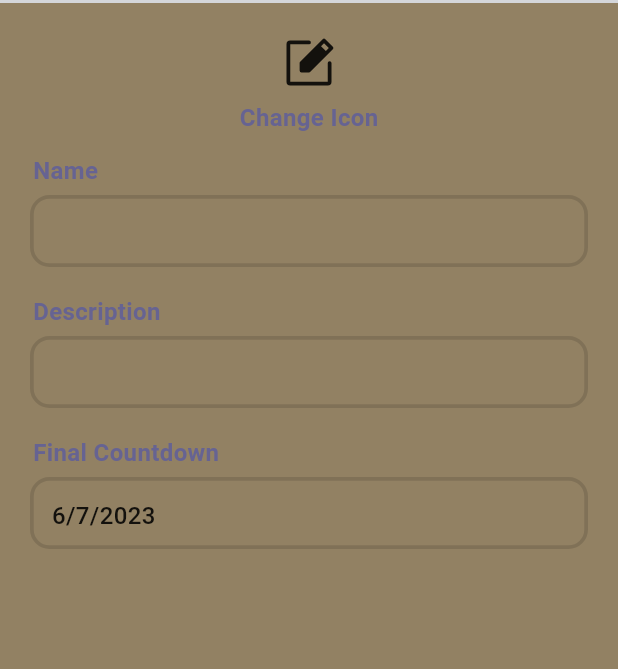
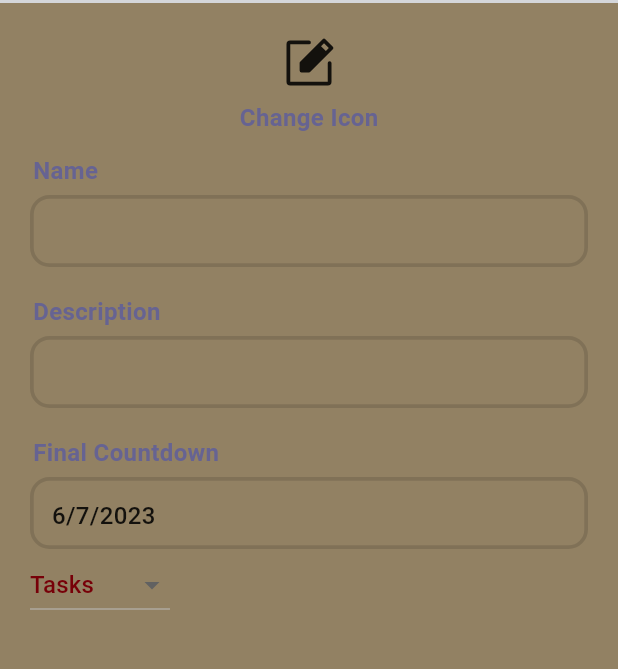
Before and after one commit to sankassio99/goals_tracker, a Flutter app: the GoalSettingsDialog screen opened directly with empty values, on a phone screen of 412 x 824 dp, the part 66-735 px from its top. Run offline on Flutter 3.47's test engine with Material 2 defaults, Android fonts, the phone set to English and light mode, and no system bars; our stand-ins replace get, percent_indicator, phosphor_flutter, table_calendar; Roboto replaces fonts that are missing (Poppins).

Commit message:
set goal type on goal settings

```diff
--- a/lib/presentation/components/goal_settings_dialog.dart
+++ b/lib/presentation/components/goal_settings_dialog.dart
@@ -1,9 +1,11 @@
 import 'package:flutter/material.dart';
 import 'package:get/get.dart';
+import 'package:goals_tracker/domain/entities/goal_types_enum.dart';
 import 'package:goals_tracker/presentation/components/form_field_widget.dart';
 import 'package:goals_tracker/presentation/components/icon_picker_dialog.dart';
 import 'package:goals_tracker/presentation/components/my_app_bar.dart';
 import 'package:goals_tracker/presentation/controllers/main_goal_controller.dart';
+import 'package:goals_tracker/presentation/models/goal_meansure_type.dart';
 import 'package:goals_tracker/presentation/models/goal_model.dart';
 
 class GoalSettingsDialog extends StatelessWidget {
@@ -90,11 +92,55 @@ class GoalSettingsDialog extends StatelessWidget {
                   key: const Key("goalFinalDate"),
                   selectedDate: goalModel.finalDate.obs,
                   onSelectDate: goalModel.setFinalDate,
-                )
+                ),
+                DropdownFormField(
+                    goalTypeSelected: goalModel.meansureType.obs,
+                    goalTypes: [
+                      GoalMeansureType(GoalType.monetary),
+                      GoalMeansureType(GoalType.tasks),
+                      GoalMeansureType(GoalType.days),
+                    ],
+                    onSelected: goalModel.setMeansureType),
               ],
             ),
           ),
         ),
+      ),
+    );
+  }
+}
+
+class DropdownFormField extends StatelessWidget {
+  final Rx<GoalMeansureType> goalTypeSelected;
+  final List<GoalMeansureType> goalTypes;
+  final Function(GoalMeansureType newType) onSelected;
+
+  const DropdownFormField({
+    super.key,
+    required this.goalTypeSelected,
+    required this.goalTypes,
+    required this.onSelected,
+  });
+
+  @override
+  Widget build(BuildContext context) {
+    return Obx(
+      () => DropdownButton(
+        value: goalTypeSelected.value.name,
+        items: goalTypes.map<DropdownMenuItem<String>>((GoalMeansureType type) {
+          return DropdownMenuItem(
+            value: type.name,
+            child: Text(type.name),
+          );
+        }).toList(),
+        onChanged: (String? goalType) {
+          var selected =
+              goalTypes.firstWhereOrNull((type) => type.name == goalType);
+
+          goalTypeSelected.value = selected!;
+
+          onSelected(selected);
+        },
       ),
     );
   }
--- a/lib/presentation/models/goal_model.dart
+++ b/lib/presentation/models/goal_model.dart
@@ -37,6 +37,8 @@ class GoalModel {
   }
 
   setFinalDate(DateTime? date) => finalDate = date;
+
+  setMeansureType(GoalMeansureType newType) => meansureType = newType;
 
   void addTask() {
     tasks.add(TaskModel(""));
```
